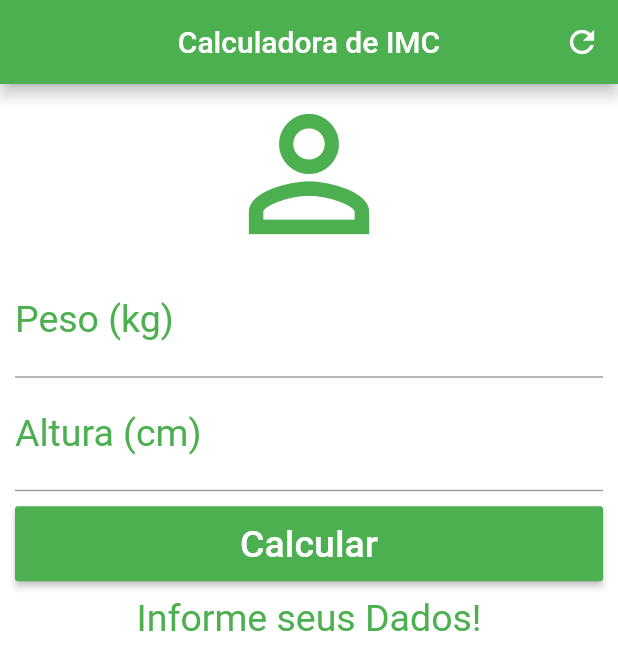
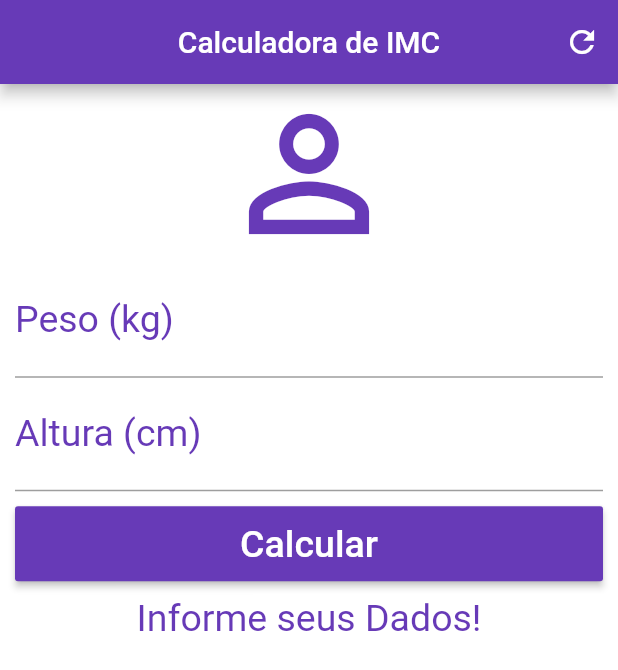
Before and after one commit to luiscla1987/calculadoraImc, a Flutter app: the screen it shows after launch, on a phone screen of 412 x 824 dp. Shown: the top 670 px of the screen. Run offline on Flutter 3.47's test engine with Material 2 defaults, Android fonts, the phone set to English and light mode, and no system bars.

Commit message:
DeepPurpleColor

```diff
--- a/lib/main.dart
+++ b/lib/main.dart
@@ -56,7 +56,7 @@ class _HomeState extends State<Home> {
         appBar: AppBar(
           title: Text("Calculadora de IMC"),
           centerTitle: true,
-          backgroundColor: Colors.green,
+          backgroundColor: Colors.deepPurple,
           actions: [
             IconButton(
               icon: Icon(Icons.refresh),
@@ -75,19 +75,19 @@ class _HomeState extends State<Home> {
                 Icon(
                   Icons.person_outline,
                   size: 120.0,
-                  color: Colors.green,
+                  color: Colors.deepPurple,
                 ),
                 TextFormField(
                   keyboardType: TextInputType.number,
                   decoration: InputDecoration(
                     labelText: "Peso (kg)",
                     labelStyle: TextStyle(
-                      color: Colors.green,
+                      color: Colors.deepPurple,
                     ),
                   ),
                   textAlign: TextAlign.center,
                   style: TextStyle(
-                    color: Colors.green,
+                    color: Colors.deepPurple,
                     fontSize: 25.0,
                   ),
                   controller: weightController,
@@ -102,12 +102,12 @@ class _HomeState extends State<Home> {
                   decoration: InputDecoration(
                     labelText: "Altura (cm)",
                     labelStyle: TextStyle(
-                      color: Colors.green,
+                      color: Colors.deepPurple,
                     ),
                   ),
                   textAlign: TextAlign.center,
                   style: TextStyle(
-                    color: Colors.green,
+                    color: Colors.deepPurple,
                     fontSize: 25.0,
                   ),
                   controller: heightController,
@@ -134,7 +134,7 @@ class _HomeState extends State<Home> {
                           fontSize: 25.0,
                         ),
                       ),
-                      color: Colors.green,
+                      color: Colors.deepPurple,
                     ),
                   ),
                 ),
@@ -142,7 +142,7 @@ class _HomeState extends State<Home> {
                   _infoText,
                   textAlign: TextAlign.center,
                   style: TextStyle(
-                    color: Colors.green,
+                    color: Colors.deepPurple,
                     fontSize: 25.0,
                   ),
                 ),
```
